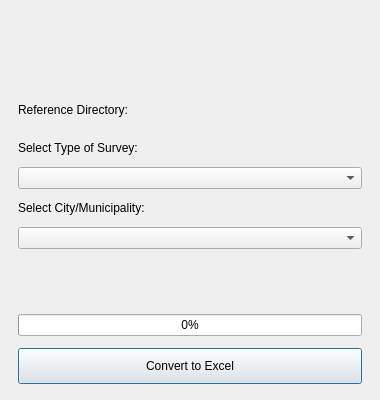
Syano18/GeoFASU_Mod, file gpkg_to_excel_dialog.ui: the form before one commit.
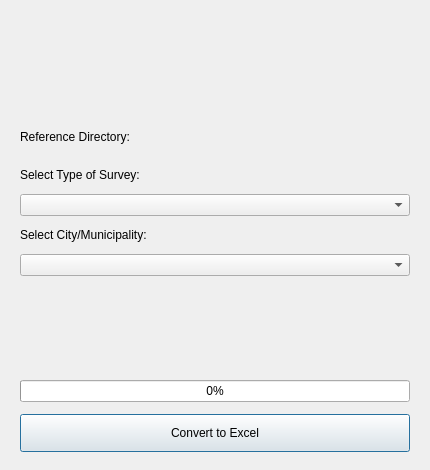
The form after the commit. Custom widgets are drawn as their Qt base class.

Commit message: Adjusted Window

```diff
--- a/gpkg_to_excel_dialog.ui
+++ b/gpkg_to_excel_dialog.ui
@@ -6,14 +6,14 @@
    <rect>
     <x>0</x>
     <y>0</y>
-    <width>380</width>
-    <height>400</height>
+    <width>430</width>
+    <height>470</height>
    </rect>
   </property>
   <property name="minimumSize">
    <size>
-    <width>360</width>
-    <height>380</height>
+    <width>400</width>
+    <height>450</height>
    </size>
   </property>
   <property name="windowTitle">
@@ -24,29 +24,29 @@
     <number>12</number>
    </property>
    <property name="leftMargin">
-    <number>18</number>
+    <number>20</number>
    </property>
    <property name="topMargin">
-    <number>16</number>
+    <number>18</number>
    </property>
    <property name="rightMargin">
-    <number>18</number>
+    <number>20</number>
    </property>
    <property name="bottomMargin">
-    <number>16</number>
+    <number>18</number>
    </property>
    <item>
     <widget class="QLabel" name="iconLabel">
      <property name="minimumSize">
       <size>
        <width>0</width>
-       <height>75</height>
+       <height>100</height>
       </size>
      </property>
      <property name="maximumSize">
       <size>
        <width>16777215</width>
-       <height>90</height>
+       <height>120</height>
       </size>
      </property>
      <property name="text">
@@ -119,7 +119,7 @@
      <property name="minimumSize">
       <size>
        <width>0</width>
-       <height>36</height>
+       <height>38</height>
       </size>
      </property>
      <property name="cursor">
```
The commit also changes 3 other files.
